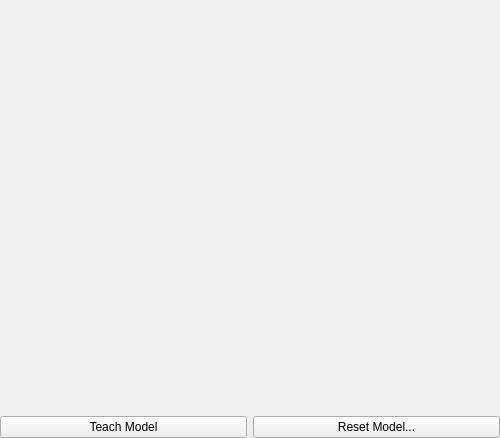
This is AcfSln/Include/iqtinsp/CTeachableParamsDecoratorGuiComp.ui in ImagingTools/AcfPublic as Qt 5 draws it before an edit. The edited form follows.
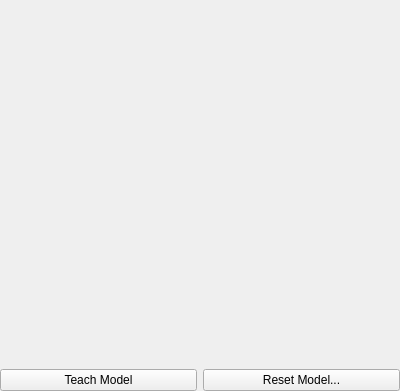
This is the edited form.

```diff
--- a/AcfSln/Include/iqtinsp/CTeachableParamsDecoratorGuiComp.ui
+++ b/AcfSln/Include/iqtinsp/CTeachableParamsDecoratorGuiComp.ui
@@ -6,8 +6,8 @@
    <rect>
     <x>0</x>
     <y>0</y>
-    <width>500</width>
-    <height>438</height>
+    <width>400</width>
+    <height>391</height>
    </rect>
   </property>
   <layout class="QGridLayout" name="gridLayout">
@@ -25,6 +25,12 @@
    </property>
    <item row="0" column="0" colspan="2">
     <widget class="QFrame" name="ParamsFrame">
+     <property name="sizePolicy">
+      <sizepolicy hsizetype="Minimum" vsizetype="MinimumExpanding">
+       <horstretch>0</horstretch>
+       <verstretch>0</verstretch>
+      </sizepolicy>
+     </property>
      <property name="frameShape">
       <enum>QFrame::NoFrame</enum>
      </property>
@@ -49,12 +55,6 @@
    </item>
    <item row="1" column="0">
     <widget class="QPushButton" name="TeachModelButton">
-     <property name="sizePolicy">
-      <sizepolicy hsizetype="Preferred" vsizetype="Fixed">
-       <horstretch>0</horstretch>
-       <verstretch>0</verstretch>
-      </sizepolicy>
-     </property>
      <property name="text">
       <string>Teach Model</string>
      </property>
@@ -62,12 +62,6 @@
    </item>
    <item row="1" column="1">
     <widget class="QPushButton" name="ResetModelButton">
-     <property name="sizePolicy">
-      <sizepolicy hsizetype="Preferred" vsizetype="Fixed">
-       <horstretch>0</horstretch>
-       <verstretch>0</verstretch>
-      </sizepolicy>
-     </property>
      <property name="text">
       <string>Reset Model...</string>
      </property>
```
Left out of the diff: 4 changed lines with no effect on the pictures.
